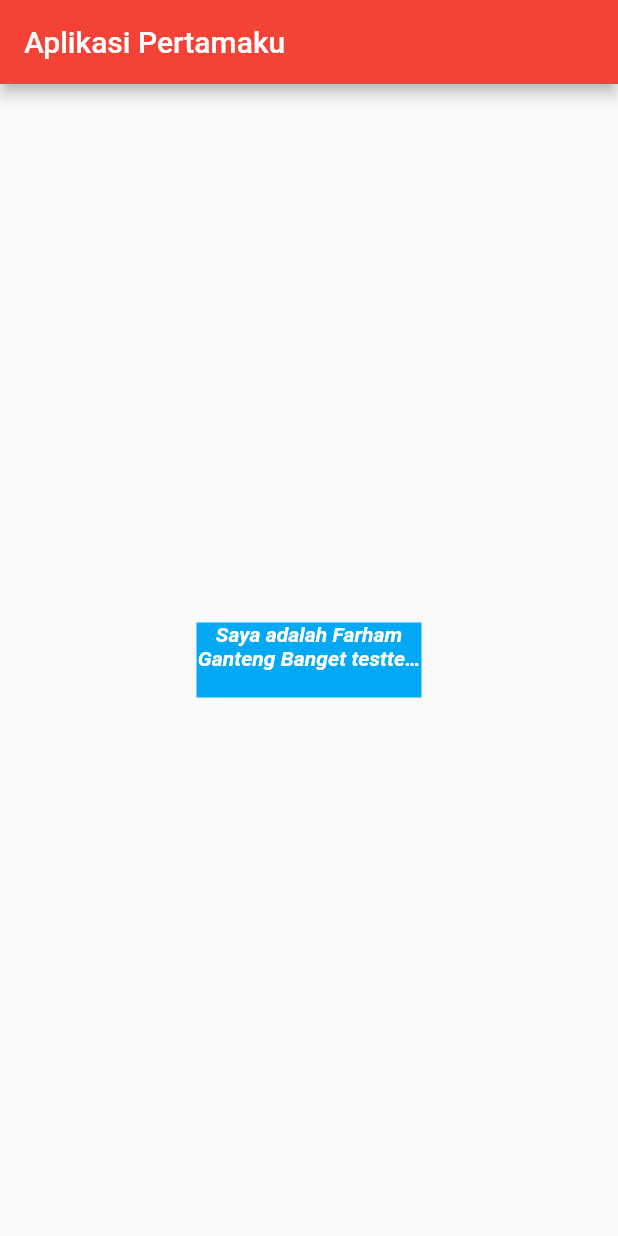
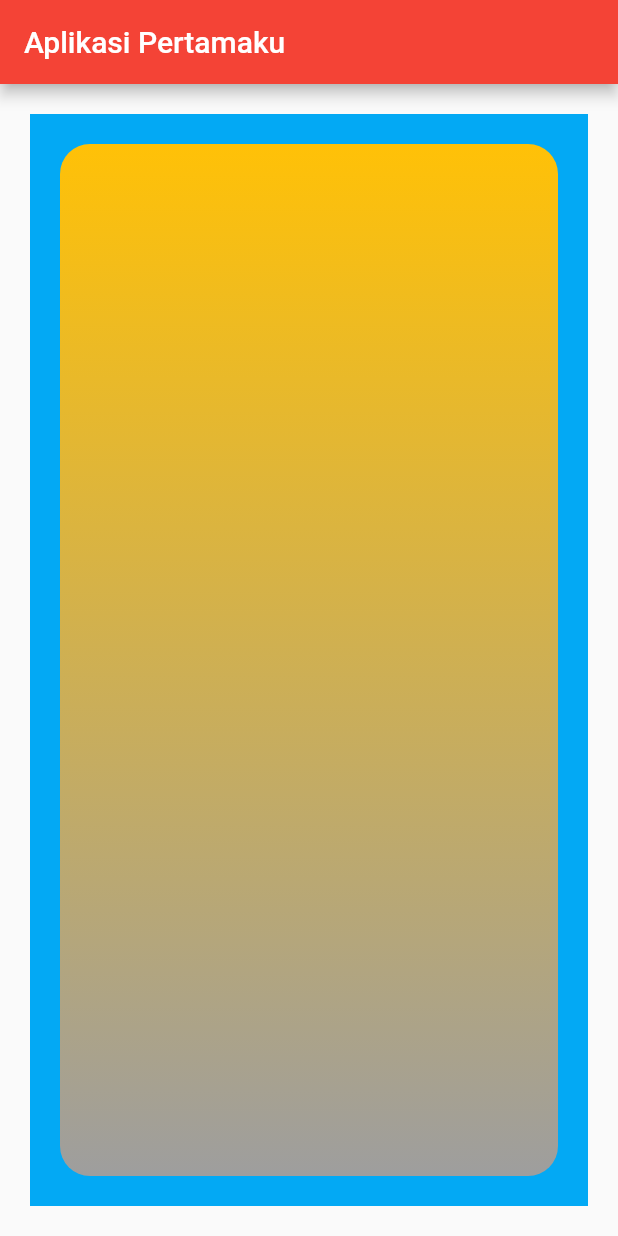
Before and after one commit to farhamapple/flutterfirst, a Flutter app: the screen it shows after launch, on a phone screen of 412 x 824 dp. Run offline on Flutter 3.47's test engine with Material 2 defaults, Android fonts, the light colour scheme and no system bars.

Commit message:
Fix: Widget Container New

```diff
--- a/lib/main.dart
+++ b/lib/main.dart
@@ -10,31 +10,31 @@ class MyApp extends StatelessWidget {
   Widget build(BuildContext context) {
     return MaterialApp(
       title: 'Flutter First Apps',
+      debugShowCheckedModeBanner: false,
       theme: ThemeData(
         primarySwatch: Colors.red,
       ),
       home: Scaffold(
-        appBar: AppBar(
-          title: Text('Aplikasi Pertamaku'),
-        ),
-        body: Center(
-          child: Container(
+          appBar: AppBar(
+            title: Text('Aplikasi Pertamaku'),
+          ),
+          body: Container(
             color: Colors.lightBlue,
-            width: 150,
-            height: 50,
-            child: Text(
-              'Saya adalah Farham Ganteng Banget testtestestsetsetestes',
-              maxLines: 2, // Wrap TextWidget
-              overflow: TextOverflow.ellipsis, // dikasih titik-titik
-              textAlign: TextAlign.center,
-              style: TextStyle(
-                  color: Colors.white,
-                  fontStyle: FontStyle.italic,
-                  fontWeight: FontWeight.bold),
+            margin: EdgeInsets.all(20),
+            // margin: EdgeInsets.fromLTRB(20, 20, 20, 20), // Left Top Right Bottom
+            // margin: EdgeInsets.only(bottom: 20), // Only Bottom 20
+            padding: EdgeInsets.all(10),
+            child: Container(
+              //color: Colors.grey,
+              margin: EdgeInsets.all(10),
+              decoration: BoxDecoration(
+                  borderRadius: BorderRadius.circular(20),
+                  gradient: LinearGradient(
+                      begin: Alignment.topCenter,
+                      end: Alignment.bottomCenter,
+                      colors: <Color>[Colors.amber, Colors.grey])),
             ),
-          ),
-        ),
-      ),
+          )),
     );
   }
 }
```
